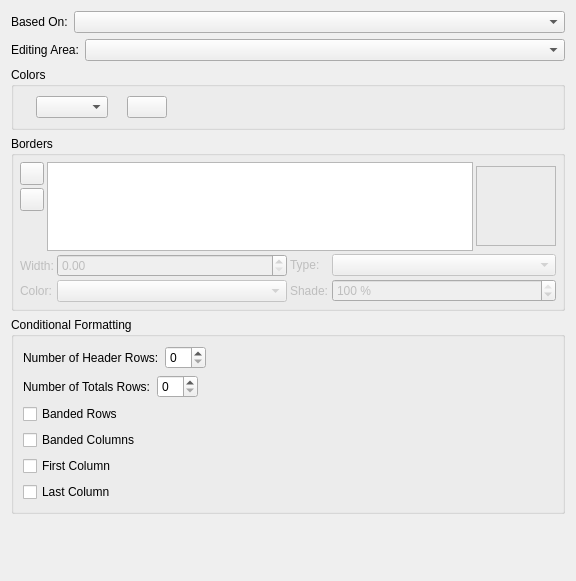
The window that scribus/ui/smtablestylewidget.ui (Mu-L/scribus) describes before a commit, drawn with Qt 5.
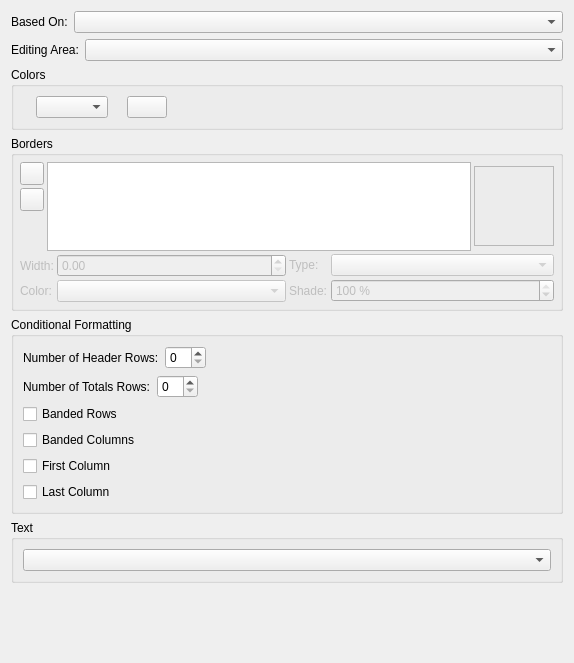
The same window after the commit. Custom widgets are drawn as their Qt base class.

Commit message: #11314: Table and Cell styles near and more distant future - related - add Paragraph Style select to Table Style

```diff
--- a/scribus/ui/smtablestylewidget.ui
+++ b/scribus/ui/smtablestylewidget.ui
@@ -6,8 +6,8 @@
    <rect>
     <x>0</x>
     <y>0</y>
-    <width>576</width>
-    <height>581</height>
+    <width>574</width>
+    <height>663</height>
    </rect>
   </property>
   <layout class="QVBoxLayout" name="verticalLayout_3">
@@ -509,6 +509,28 @@
      </layout>
     </widget>
    </item>
+   <item>
+    <widget class="QGroupBox" name="groupBox">
+     <property name="title">
+      <string>Text</string>
+     </property>
+     <layout class="QVBoxLayout" name="verticalLayout_5">
+      <item>
+       <widget class="ParaStyleComboBox" name="paragraphStyleComboBox">
+        <property name="sizePolicy">
+         <sizepolicy hsizetype="MinimumExpanding" vsizetype="Fixed">
+          <horstretch>0</horstretch>
+          <verstretch>0</verstretch>
+         </sizepolicy>
+        </property>
+        <property name="toolTip">
+         <string>Paragraph style of currently selected text or paragraph</string>
+        </property>
+       </widget>
+      </item>
+     </layout>
+    </widget>
+   </item>
    <item>
     <spacer>
      <property name="orientation">
@@ -559,6 +581,11 @@
    <extends>QPushButton</extends>
    <header>ui/smshadebutton.h</header>
   </customwidget>
+  <customwidget>
+   <class>ParaStyleComboBox</class>
+   <extends>QComboBox</extends>
+   <header>ui/stylecombos.h</header>
+  </customwidget>
  </customwidgets>
  <resources/>
  <connections/>
```
The commit also changes 10 other files.
